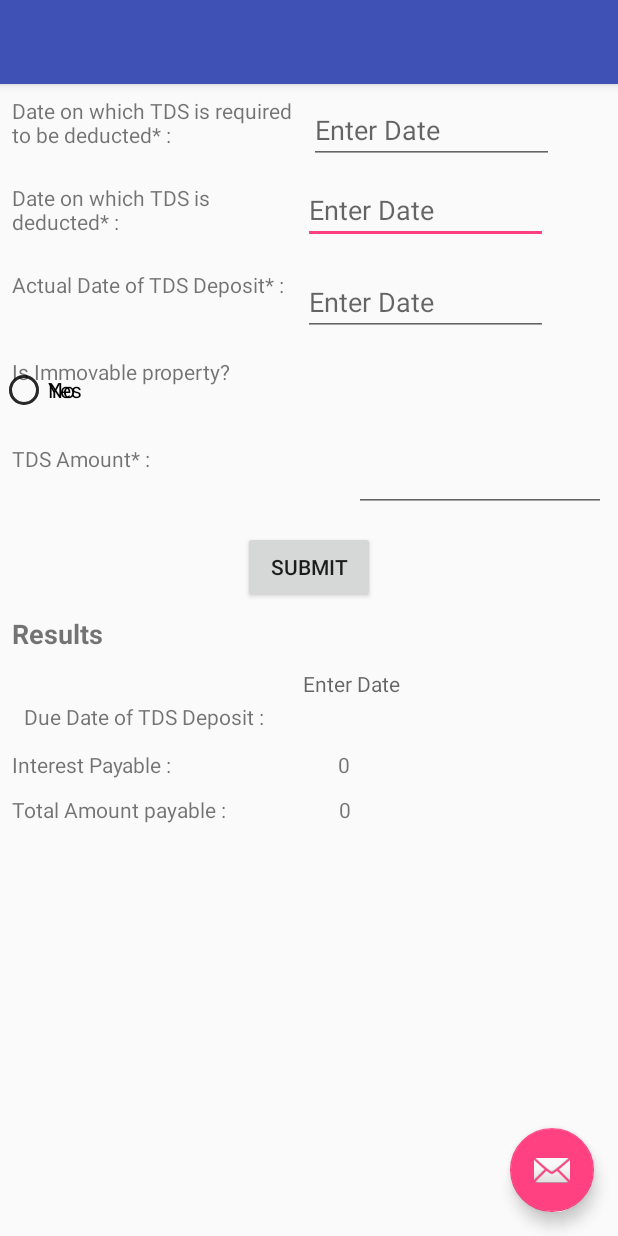
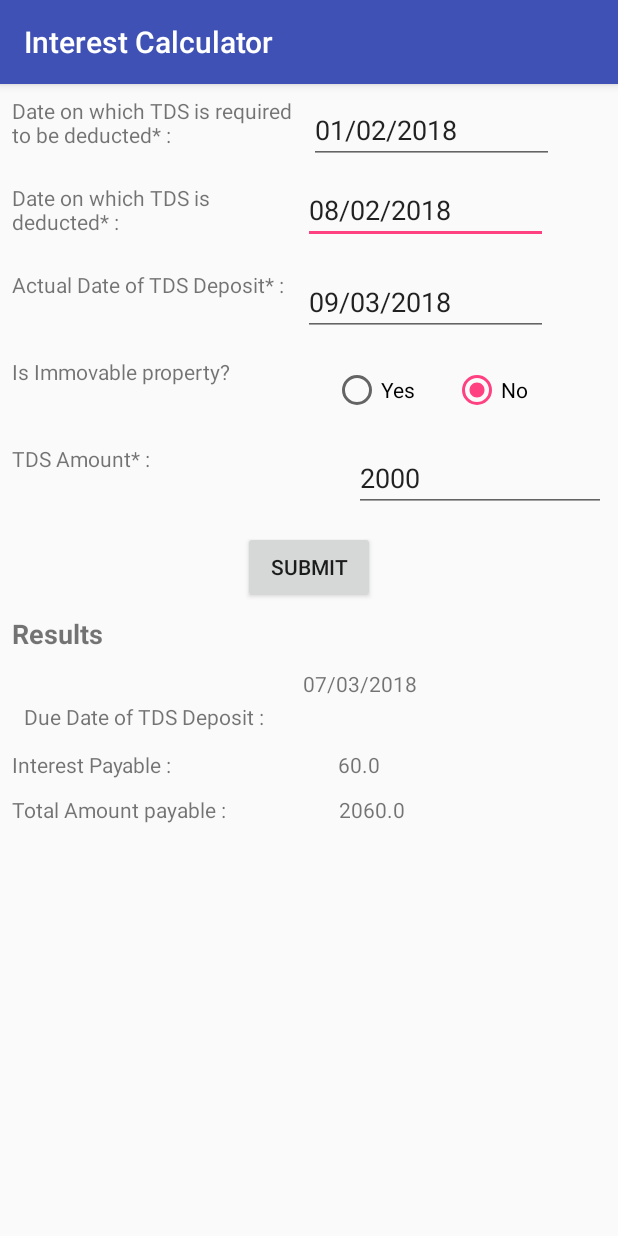
Before and after one commit to sunnybedi990/The-Tax-App, an Android app: the tds_interest_calculator screen opened directly, with no data from a screen before it, after a tap on "SUBMIT", on a phone screen of 412 x 824 dp. Run offline under Robolectric (Android 15) with nearby library versions, the phone set to English and light mode, and no system bars.

Commit message:
TDS INTEREST CALCULATOR
ADDED TDS INTEREST CALCULATOR

```diff
--- a/app/src/main/AndroidManifest.xml
+++ b/app/src/main/AndroidManifest.xml
@@ -4,9 +4,9 @@
 
     <application
         android:allowBackup="true"
-        android:icon="@mipmap/ic_launcher"
+        android:icon="@drawable/taxappicon"
         android:label="@string/app_name"
-        android:roundIcon="@mipmap/ic_launcher_round"
+        android:roundIcon="@drawable/taxappicon"
         android:supportsRtl="true"
         android:theme="@style/AppTheme">
         <activity
@@ -28,7 +28,7 @@
         <activity
             android:name=".tds_interest_calculator"
             android:label="@string/title_activity_tds_interest_calculator"
-            android:theme="@style/AppTheme.NoActionBar"></activity>
+            android:theme="@style/AppTheme" />
     </application>
 
 </manifest>
--- a/app/src/main/java/com/dalbeer/sunnybedi/taxes/tds_interest_calculator.java
+++ b/app/src/main/java/com/dalbeer/sunnybedi/taxes/tds_interest_calculator.java
@@ -9,11 +9,13 @@ import android.widget.EditText;
 import android.widget.RadioButton;
 import android.widget.TextView;
 
-import java.text.DateFormat;
 import java.text.ParseException;
 import java.text.SimpleDateFormat;
+import java.time.Period;
+import java.util.ArrayList;
 import java.util.Calendar;
 import java.util.Date;
+import java.util.List;
 import java.util.Locale;
 import java.util.concurrent.TimeUnit;
 
@@ -21,13 +23,25 @@ public class tds_interest_calculator extends AppCompatActivity {
     public static final String DATE_FORMAT = "d/M/yyyy";
     EditText date_of_deduction;
     EditText date_of_deduction_required;
-    EditText month_of_deduction;
+    EditText actualdedcution;
     Boolean immovbleproperty;
     RadioButton yes, no;
     TextView interestamount, totalamount, duedate;
-    String notdeducted;
-    String notpaid, lastdate;
+    long notdeducted;
+    long notpaid;
+            String lastdate,date_of_deduction1, date_of_deduction_required1,actualdedcution1;
+    int actualamount1;
+    double interestamount1;
+    double totalamount1;
     private Button submit;
+    private EditText actualamount;
+    private Period period;
+    private long noofmonths = 1;
+    private int normaldays;
+    private int days;
+    private SimpleDateFormat sdf;
+    private String today;
+    private long lastdatecheck;
 
     @Override
     protected void onCreate(Bundle savedInstanceState) {
@@ -36,19 +50,117 @@ public class tds_interest_calculator extends AppCompatActivity {
         setTitle("Interest Calculator");
         date_of_deduction = (EditText)findViewById(R.id.editText_deductiondate);
         date_of_deduction_required = (EditText) findViewById(R.id.editText_reqdeductiondate);
-        month_of_deduction = (EditText) findViewById(R.id.editText_actualdate);
+        actualdedcution = (EditText) findViewById(R.id.editText_actualdate);
+        actualamount = (EditText) findViewById(R.id.editText_amounttds);
         yes = (RadioButton)findViewById(R.id.radioButton_yes_immo);
         no = (RadioButton)findViewById(R.id.radioButton_no_immo);
         interestamount = (TextView)findViewById(R.id.textView_interesrttds);
         totalamount = (TextView)findViewById(R.id.textView_tdstotalamountpayable);
         duedate = (TextView)findViewById(R.id.textview_tdsduedate);
         submit = (Button)findViewById(R.id.button_submit_tdsinterest);
+        no.setChecked(true);
+        immovbleproperty = false;
 
-        submit.setOnClickListener(new View.OnClickListener() {
+        yes.setOnClickListener(new RadioButton.OnClickListener() {
             @Override
             public void onClick(View v) {
-                DateFormat sdf = new SimpleDateFormat("dd/MM/yyyy");
-                String today = date_of_deduction.getText().toString();
+
+                yes.setChecked(true);
+                no.setChecked(false);
+                immovbleproperty = true;
+            }
+        });
+        no.setOnClickListener(new RadioButton.OnClickListener() {
+            @Override
+            public void onClick(View v) {
+                no.setChecked(true);
+                yes.setChecked(false);
+                immovbleproperty = false;
+            }
+        });
+                submit.setOnClickListener(new View.OnClickListener() {
+            @Override
+            public void onClick(View v) {
+                date_of_deduction1 = date_of_deduction.getText().toString();
+                date_of_deduction_required1 = date_of_deduction_required.getText().toString();
+                actualdedcution1 = actualdedcution.getText().toString();
+                actualamount1 = Integer.parseInt(actualamount.getText().toString());
+
+                sdf = new SimpleDateFormat("dd/MM/yyyy");
+                today = date_of_deduction_required.getText().toString();
+                Calendar calendar1 = Calendar.getInstance();
+                try {
+                    calendar1.setTime(sdf.parse(today));
+                } catch (ParseException e) {
+                    e.printStackTrace();
+                }
+
+                calendar1.add(Calendar.MONTH, 1);
+                calendar1.set(Calendar.DAY_OF_MONTH, 1);
+                calendar1.add(Calendar.DATE, -1);
+                SimpleDateFormat format1 = new SimpleDateFormat("MM");
+                Date ll = calendar1.getTime();
+                int monthNumber = Integer.parseInt(format1.format(ll));
+              String  tromorrow = actualdedcution.getText().toString();
+                Calendar calendar2 = Calendar.getInstance();
+                try {
+                    calendar2.setTime(sdf.parse(tromorrow));
+                } catch (ParseException e) {
+                    e.printStackTrace();
+                }
+
+                calendar2.add(Calendar.MONTH, 1);
+                calendar2.set(Calendar.DAY_OF_MONTH, 1);
+                calendar2.add(Calendar.DATE, -1);
+                SimpleDateFormat format2 = new SimpleDateFormat("MM");
+                Date check = calendar2.getTime();
+                int checkmonth = Integer.parseInt(format1.format(check));
+
+
+                if (immovbleproperty) {
+                    normaldays = 29;
+                } else {
+                    if (monthNumber == 3) {
+                        normaldays = 29;
+                    } else {
+                        normaldays = 6;
+                    }
+                }
+                days = 28;
+                List<Integer> oddmonths = new ArrayList<>();
+
+// How you add your data in string list
+                oddmonths.add(1);
+                oddmonths.add(3);
+                oddmonths.add(5);
+                oddmonths.add(7);
+                oddmonths.add(8);
+                oddmonths.add(10);
+                oddmonths.add(12);
+                for (int i = 0; i < oddmonths.size(); i++) {
+                    //    Log.i("Value of element "+i,oddmonths.get(i));
+                    if (oddmonths.contains(monthNumber)) {
+                        days = 31;
+                    }
+                }
+                List<Integer> evenmonths = new ArrayList<>();
+
+// How you add your data in string list
+                evenmonths.add(4);
+                evenmonths.add(6);
+                evenmonths.add(9);
+                evenmonths.add(11);
+
+
+// retrieving data from string list array in for loop
+                for (int i = 0; i < evenmonths.size(); i++) {
+                    if (evenmonths.contains(monthNumber)) {
+                        days = 30;
+                    }
+                    // Log.i("Value of element "+i,evenmonths.get(i));
+                }
+
+
                 Calendar calendar = Calendar.getInstance();
                 try {
                     calendar.setTime(sdf.parse(today));
@@ -58,25 +170,62 @@ public class tds_interest_calculator extends AppCompatActivity {
 
                 calendar.add(Calendar.MONTH, 1);
                 calendar.set(Calendar.DAY_OF_MONTH, 1);
-                calendar.add(Calendar.DATE, -1);
+                calendar.add(Calendar.DATE, normaldays);
 
                 Date lastDayOfMonth = calendar.getTime();
+                lastdate = sdf.format(lastDayOfMonth);
+
+                // motnth
+
+                Log.e("hua", actualdedcution.getText().toString());
+                Log.e("hua", date_of_deduction.getText().toString());
+                Log.e("hua", date_of_deduction_required.getText().toString());
+                Log.e("huakya", lastdate);
+                Log.e("huakyaye", String.valueOf(monthNumber));
+                Log.e("dyas", String.valueOf(days));
+
+                // calculate months
+
+                lastdatecheck = getDaysBetweenDates(lastdate, actualdedcution1);
+                notdeducted = getDaysBetweenDates(date_of_deduction_required1, actualdedcution1);
+                Log.e("hua", String.valueOf(notdeducted));
+                notpaid = getDaysBetweenDates(date_of_deduction_required1, date_of_deduction1);
+                Log.e("hua", String.valueOf(notpaid));
+                duedate.setText(lastdate);
+                if (notdeducted > 31) {
+                    long s = (notdeducted / 31) + 1;
+                    noofmonths = s;
+                    Log.e("months", String.valueOf(noofmonths));
+                } else {
+                    noofmonths = 1;
+                }
+                if (notdeducted > 0) {
+                    if (checkmonth == monthNumber) {
+                        Log.e("months", String.valueOf(checkmonth));
+                        Log.e("months", String.valueOf(monthNumber));
+                        interestamount.setText("No Interest");
+                        totalamount.setText(String.valueOf(actualamount1));
+                    } else {
+                        if (lastdatecheck > 0) {
+                            Log.e("months1", String.valueOf(notdeducted));
+                            interestamount1 = actualamount1 * 0.015 * noofmonths;
+                            interestamount.setText(String.valueOf(interestamount1));
+                            totalamount1 = actualamount1 + interestamount1;
+                            totalamount.setText(String.valueOf(totalamount1));
+                        } else {
+                            interestamount.setText("No Interest");
+                            totalamount.setText(String.valueOf(actualamount1));
 
 
-                lastdate = sdf.format(lastDayOfMonth);
+                        }
 
-                Log.e("hua", "onClick: " );
-                Log.e("hua", duedate.toString() );
-                Log.e("hua", month_of_deduction.getText().toString() );
-                Log.e("hua", date_of_deduction.getText().toString() );
-                Log.e("hua", date_of_deduction_required.getText().toString() );
-                Log.e("huakya", lastdate );
-                notdeducted = String.valueOf(getDaysBetweenDates(duedate.getText().toString(),lastdate));
-                Log.e("hua", notdeducted );
-                notpaid = String.valueOf(getDaysBetweenDates(date_of_deduction_required.getText().toString(),date_of_deduction.getText().toString()));
-                Log.e("hua", notpaid);
-                interestamount.setText(notdeducted);
-                totalamount.setText(notpaid);
+                    }
+                } else {
+                    interestamount.setText("No Interest");
+                    totalamount.setText(String.valueOf(actualamount1));
+
+
+                }
             }
         });
 
@@ -100,4 +249,5 @@ public class tds_interest_calculator extends AppCompatActivity {
         long timeDiff = endDate.getTime() - startDate.getTime();
         return unit.convert(timeDiff, TimeUnit.MILLISECONDS);
     }
+
 }
--- a/app/src/main/res/layout/activity_tds_interest_calculator.xml
+++ b/app/src/main/res/layout/activity_tds_interest_calculator.xml
@@ -6,28 +6,8 @@
     android:layout_height="match_parent"
     tools:context="com.dalbeer.sunnybedi.taxes.tds_interest_calculator">
 
-    <android.support.design.widget.AppBarLayout
-        android:layout_width="match_parent"
-        android:layout_height="wrap_content"
-        android:theme="@style/AppTheme.AppBarOverlay">
-
-        <android.support.v7.widget.Toolbar
-            android:id="@+id/toolbar"
-            android:layout_width="match_parent"
-            android:layout_height="?attr/actionBarSize"
-            android:background="?attr/colorPrimary"
-            app:popupTheme="@style/AppTheme.PopupOverlay" />
-
-    </android.support.design.widget.AppBarLayout>
 
     <include layout="@layout/content_tds_interest_calculator" />
 
-    <android.support.design.widget.FloatingActionButton
-        android:id="@+id/fab"
-        android:layout_width="wrap_content"
-        android:layout_height="wrap_content"
-        android:layout_gravity="bottom|end"
-        android:layout_margin="@dimen/fab_margin"
-        app:srcCompat="@android:drawable/ic_dialog_email" />
 
 </android.support.design.widget.CoordinatorLayout>
--- a/app/src/main/res/layout/content_tds_interest_calculator.xml
+++ b/app/src/main/res/layout/content_tds_interest_calculator.xml
@@ -120,6 +120,7 @@
         android:ems="10"
         android:hint="Enter Date"
         android:inputType="date"
+        android:text="08/02/2018"
         app:layout_constraintRight_toRightOf="parent"
         app:layout_constraintStart_toEndOf="@+id/textView"
         app:layout_constraintTop_toBottomOf="@+id/editText_reqdeductiondate" />
@@ -146,6 +147,7 @@
         android:ems="10"
         android:hint="Enter Date"
         android:inputType="date"
+        android:text="01/02/2018"
         app:layout_constraintRight_toRightOf="parent"
         app:layout_constraintStart_toEndOf="@+id/textView"
         app:layout_constraintTop_toTopOf="parent" />
@@ -196,6 +198,7 @@
         android:ems="10"
         android:hint="Enter Date"
         android:inputType="date"
+        android:text="09/03/2018"
         app:layout_constraintRight_toRightOf="parent"
         app:layout_constraintStart_toEndOf="@+id/textView"
         app:layout_constraintTop_toBottomOf="@+id/editText_deductiondate" />
@@ -204,19 +207,24 @@
         android:id="@+id/radioButton_yes_immo"
         android:layout_width="wrap_content"
         android:layout_height="wrap_content"
+        android:layout_marginStart="24dp"
         android:layout_marginTop="20dp"
         android:text="Yes"
-        app:layout_constraintTop_toBottomOf="@+id/editText_actualdate"
-        tools:layout_editor_absoluteX="212dp" />
+        app:layout_constraintStart_toEndOf="@+id/textView5"
+        app:layout_constraintTop_toBottomOf="@+id/editText_actualdate" />
 
     <RadioButton
         android:id="@+id/radioButton_no_immo"
         android:layout_width="wrap_content"
         android:layout_height="wrap_content"
+        android:layout_marginEnd="8dp"
+        android:layout_marginStart="8dp"
         android:layout_marginTop="20dp"
         android:text="No"
-        app:layout_constraintTop_toBottomOf="@+id/editText_actualdate"
-        tools:layout_editor_absoluteX="282dp" />
+        app:layout_constraintEnd_toEndOf="parent"
+        app:layout_constraintHorizontal_bias="0.243"
+        app:layout_constraintStart_toEndOf="@+id/radioButton_yes_immo"
+        app:layout_constraintTop_toBottomOf="@+id/editText_actualdate" />
 
     <EditText
         android:id="@+id/editText_amounttds"
@@ -228,6 +236,7 @@
         android:layout_marginTop="20dp"
         android:ems="10"
         android:inputType="numberDecimal"
+        android:text="2000"
         app:layout_constraintEnd_toEndOf="parent"
         app:layout_constraintHorizontal_bias="1.0"
         app:layout_constraintRight_toRightOf="parent"
--- a/build.gradle
+++ b/build.gradle
@@ -13,6 +13,7 @@ buildscript {
         // NOTE: Do not place your application dependencies here; they belong
         // in the individual module build.gradle files
     }
+
 }
 
 allprojects {
```
Also changed, not shown: app/src/main/java/com/dalbeer/sunnybedi/taxes/CustomList.java (added, +40 -0 lines), app/src/main/java/com/dalbeer/sunnybedi/taxes/tds_category.java (+29 -24 lines), app/src/main/res/layout/content_tds_category.xml (+9 -48 lines), app/src/main/res/layout/list_single.xml (added, +17 -0 lines), app/src/main/res/drawable/company.png (added), app/src/main/res/drawable/individual.png (added), app/src/main/res/drawable/individual2.jpg (added), app/src/main/res/drawable/nonresident.jpg (added), app/src/main/res/drawable/taxappicon.png (added).
